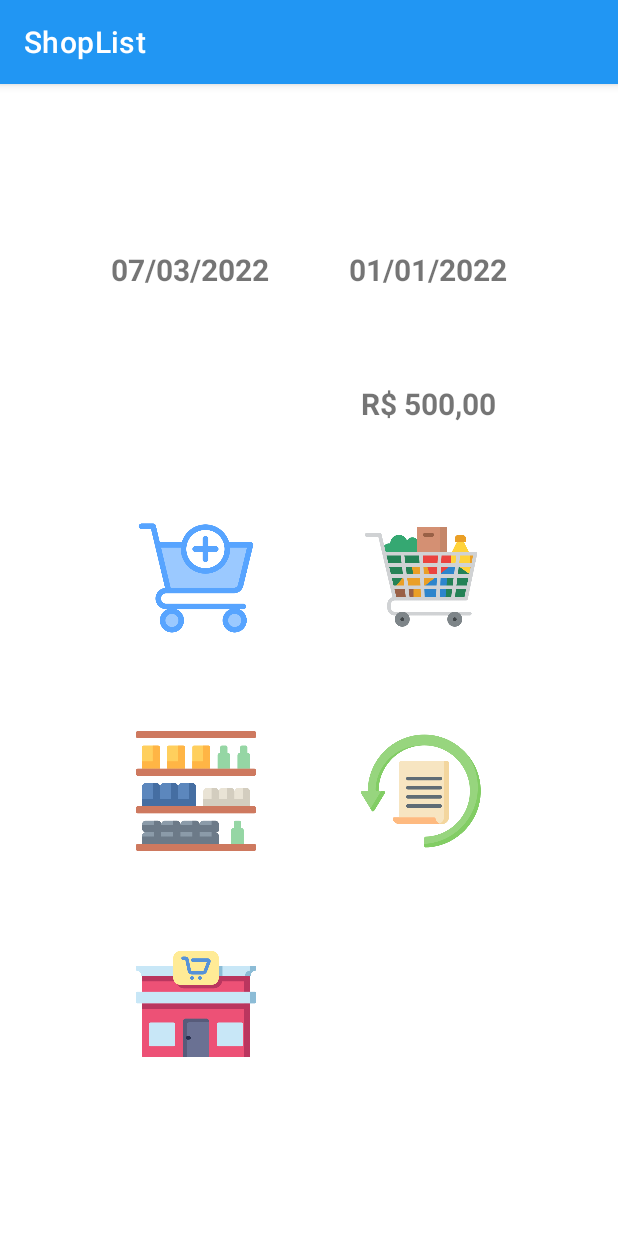
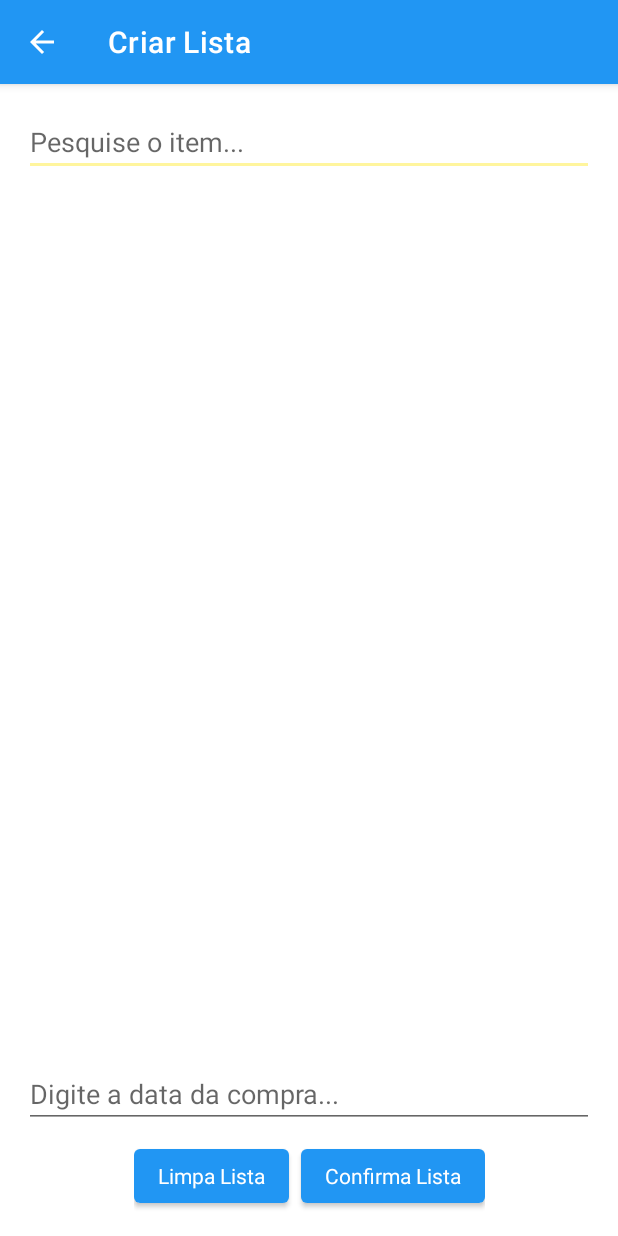
Before and after one commit to fsampson30/ShopList, an Android app: the screen it shows after launch (MainActivity before the commit, CreateListActivity after it), after a tap on an icon or button, on a phone screen of 412 x 824 dp. Run offline under Robolectric (Android 15) with nearby library versions, the light colour scheme and no system bars.

Commit message:
CreateListActivity.kt initiated.

```diff
--- a/app/src/main/AndroidManifest.xml
+++ b/app/src/main/AndroidManifest.xml
@@ -13,10 +13,15 @@
         android:supportsRtl="true"
         android:theme="@style/ColorOne">
         <activity
+            android:name=".view.CreateListActivity"
+            android:exported="false"
+            android:label="@string/criar_lista"
+            android:parentActivityName=".view.MainActivity" />
+        <activity
             android:name=".view.MarketsActivity"
             android:exported="false"
             android:label="@string/encarte"
-            android:parentActivityName=".view.MainActivity"/>
+            android:parentActivityName=".view.MainActivity" />
         <activity
             android:name=".view.CreateItemActivity"
             android:exported="false"
--- /dev/null
+++ b/app/src/main/java/com/sampson/shoplist/view/CreateListActivity.kt
@@ -0,0 +1,12 @@
+package com.sampson.shoplist.view
+
+import androidx.appcompat.app.AppCompatActivity
+import android.os.Bundle
+import com.sampson.shoplist.R
+
+class CreateListActivity : AppCompatActivity() {
+    override fun onCreate(savedInstanceState: Bundle?) {
+        super.onCreate(savedInstanceState)
+        setContentView(R.layout.activity_create_list)
+    }
+}
--- a/app/src/main/java/com/sampson/shoplist/view/MainActivity.kt
+++ b/app/src/main/java/com/sampson/shoplist/view/MainActivity.kt
@@ -26,7 +26,8 @@ class MainActivity : AppCompatActivity() {
 
 
         imgNewList.setOnClickListener {
-            Toast.makeText(this, "Testing new list",Toast.LENGTH_SHORT).show()
+            val intent = Intent(baseContext, CreateListActivity::class.java)
+            startActivity(intent)
         }
 
         imgRetrieveList.setOnClickListener {
--- /dev/null
+++ b/app/src/main/res/layout/activity_create_list.xml
@@ -0,0 +1,85 @@
+<?xml version="1.0" encoding="utf-8"?>
+<androidx.constraintlayout.widget.ConstraintLayout xmlns:android="http://schemas.android.com/apk/res/android"
+    xmlns:app="http://schemas.android.com/apk/res-auto"
+    xmlns:tools="http://schemas.android.com/tools"
+    android:layout_width="match_parent"
+    android:layout_height="match_parent"
+    android:padding="16dp"
+    tools:context=".view.CreateListActivity">
+
+    <EditText
+        android:id="@+id/edtSearchItemCreateListActivity"
+        android:layout_width="match_parent"
+        android:layout_height="wrap_content"
+        android:ems="10"
+        android:inputType="textPersonName"
+        android:hint="@string/pesquise_o_item"
+        app:layout_constraintEnd_toEndOf="parent"
+        app:layout_constraintStart_toStartOf="parent"
+        app:layout_constraintTop_toTopOf="parent"
+        app:layout_constraintBottom_toTopOf="@id/rvShowItemsCreateListActivity"/>
+
+    <androidx.recyclerview.widget.RecyclerView
+        android:id="@+id/rvShowItemsCreateListActivity"
+        android:layout_width="0dp"
+        android:layout_height="0dp"
+        android:layout_marginTop="8dp"
+        app:layout_constraintEnd_toStartOf="@+id/rvAddItemsCreateListActivity"
+        app:layout_constraintStart_toStartOf="parent"
+        app:layout_constraintTop_toBottomOf="@+id/edtSearchItemCreateListActivity"
+        app:layout_constraintBottom_toTopOf="@id/edtShopDateCreateListActivity"/>
+
+    <androidx.recyclerview.widget.RecyclerView
+        android:id="@+id/rvAddItemsCreateListActivity"
+        android:layout_width="0dp"
+        android:layout_height="0dp"
+        android:layout_marginTop="8dp"
+        app:layout_constraintEnd_toEndOf="parent"
+        app:layout_constraintTop_toBottomOf="@+id/edtSearchItemCreateListActivity"
+        app:layout_constraintStart_toEndOf="@id/rvShowItemsCreateListActivity"
+        app:layout_constraintBottom_toTopOf="@id/edtShopDateCreateListActivity"/>
+
+    <EditText
+        android:id="@+id/edtShopDateCreateListActivity"
+        android:layout_width="match_parent"
+        android:layout_height="wrap_content"
+        android:ems="10"
+        android:inputType="date"
+        android:layout_marginTop="8dp"
+        android:hint="@string/digite_a_data_da_compra"
+        app:layout_constraintEnd_toEndOf="parent"
+        app:layout_constraintStart_toStartOf="parent"
+        app:layout_constraintTop_toBottomOf="@+id/rvShowItemsCreateListActivity"
+        app:layout_constraintBottom_toTopOf="@id/llButtonsCreateListActivity" />
+
+    <LinearLayout
+        android:id="@+id/llButtonsCreateListActivity"
+        android:layout_width="wrap_content"
+        android:layout_height="wrap_content"
+        android:layout_marginTop="8dp"
+        android:orientation="horizontal"
+        app:layout_constraintBottom_toBottomOf="parent"
+        app:layout_constraintEnd_toEndOf="parent"
+        app:layout_constraintStart_toStartOf="parent"
+        app:layout_constraintTop_toBottomOf="@id/edtShopDateCreateListActivity">
+
+        <Button
+            android:id="@+id/btnItemsActivityAddItem"
+            style="?android:attr/buttonBarStyle"
+            android:layout_width="wrap_content"
+            android:layout_height="wrap_content"
+            android:layout_gravity="center_horizontal"
+            android:text="@string/limpa_lista" />
+
+        <Button
+            android:id="@+id/btnItemsActivityAddCategory"
+            style="?android:attr/buttonBarStyle"
+            android:layout_width="wrap_content"
+            android:layout_height="wrap_content"
+            android:layout_marginStart="8dp"
+            android:text="@string/confirma_lista" />
+
+    </LinearLayout>
+
+
+</androidx.constraintlayout.widget.ConstraintLayout>
--- a/app/src/main/res/values/strings.xml
+++ b/app/src/main/res/values/strings.xml
@@ -11,4 +11,9 @@
     <string name="add_item_label">Adicionar Novo Item</string>
     <string name="confirmar">Confirmar</string>
     <string name="encarte">Consulta de Encartes</string>
+    <string name="criar_lista">Criar Lista</string>
+    <string name="pesquise_o_item">Pesquise o item...</string>
+    <string name="digite_a_data_da_compra">Digite a data da compra...</string>
+    <string name="limpa_lista">Limpa Lista</string>
+    <string name="confirma_lista">Confirma Lista</string>
 </resources>
```
